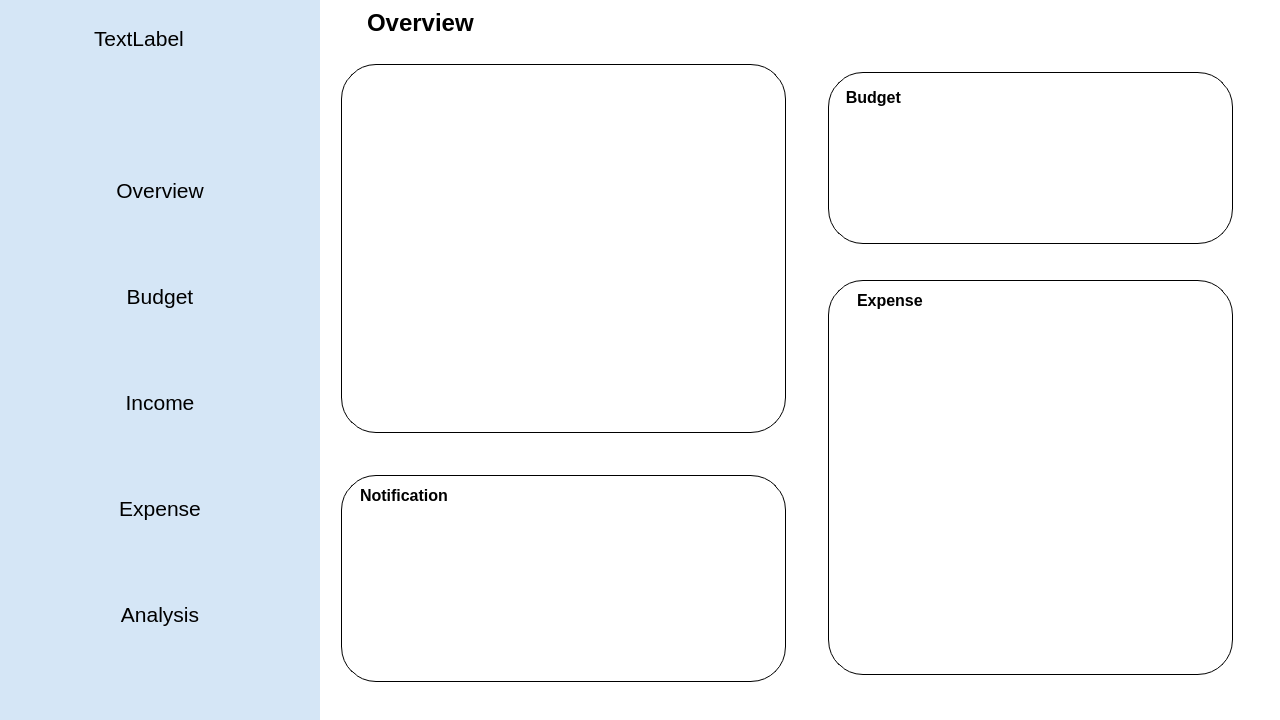
The window that moneyapp/ui/raw/Mono.ui (nemo984/money-app) describes before a commit, drawn with Qt 5.
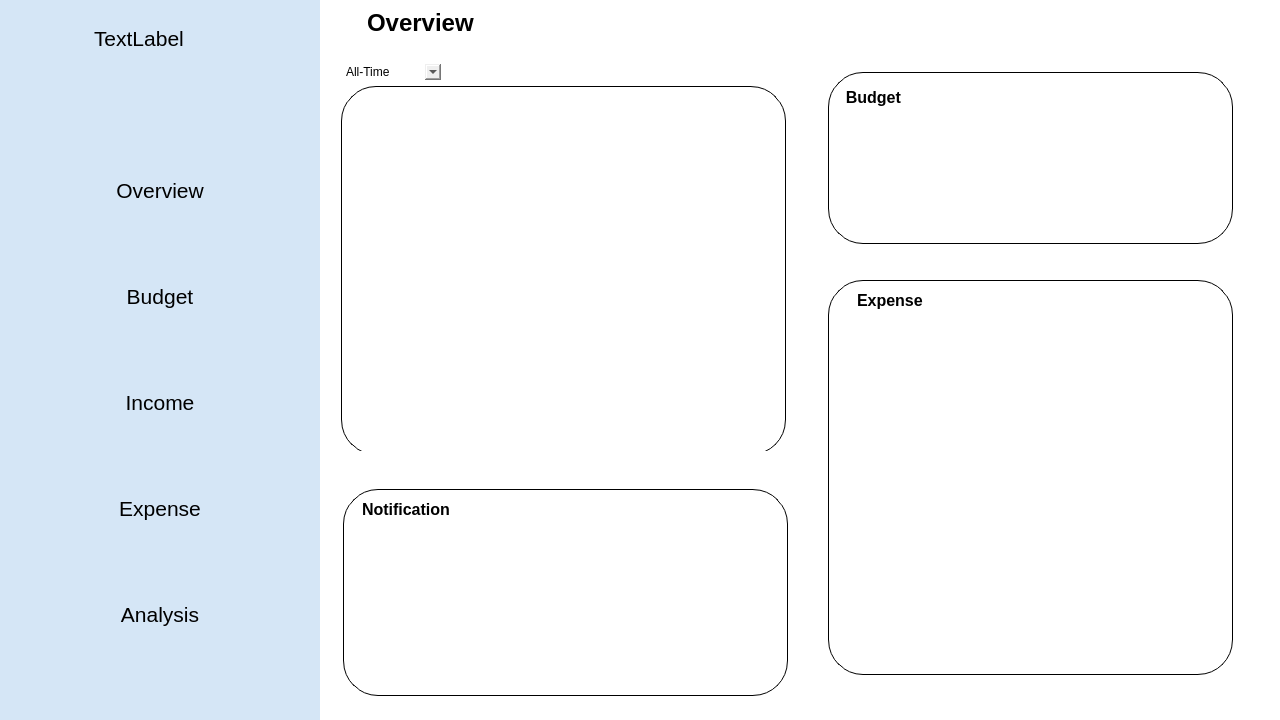
The same window after the commit. Icons and pictures are not drawn.

Commit message: drop down overview

```diff
--- a/moneyapp/ui/raw/Mono.ui
+++ b/moneyapp/ui/raw/Mono.ui
@@ -502,6 +502,9 @@
             <enum>QFrame::Raised</enum>
            </property>
            <layout class="QVBoxLayout" name="verticalLayout_19">
+            <property name="bottomMargin">
+             <number>0</number>
+            </property>
             <item>
              <widget class="QWidget" name="widget_8" native="true">
               <property name="minimumSize">
@@ -517,6 +520,52 @@
                </size>
               </property>
               <layout class="QVBoxLayout" name="verticalLayout_11">
+               <item alignment="Qt::AlignLeft">
+                <widget class="QComboBox" name="comboBox">
+                 <property name="minimumSize">
+                  <size>
+                   <width>100</width>
+                   <height>0</height>
+                  </size>
+                 </property>
+                 <property name="maximumSize">
+                  <size>
+                   <width>50</width>
+                   <height>16777215</height>
+                  </size>
+                 </property>
+                 <item>
+                  <property name="text">
+                   <string>All-Time</string>
+                  </property>
+                 </item>
+                 <item>
+                  <property name="text">
+                   <string>Daily</string>
+                  </property>
+                 </item>
+                 <item>
+                  <property name="text">
+                   <string>Weekly</string>
+                  </property>
+                 </item>
+                 <item>
+                  <property name="text">
+                   <string>Monthly</string>
+                  </property>
+                 </item>
+                 <item>
+                  <property name="text">
+                   <string>Yearly</string>
+                  </property>
+                 </item>
+                 <item>
+                  <property name="text">
+                   <string/>
+                  </property>
+                 </item>
+                </widget>
+               </item>
                <item>
                 <widget class="QWidget" name="pie_widdget" native="true">
                  <property name="minimumSize">
@@ -572,9 +621,23 @@
             <enum>QFrame::Raised</enum>
            </property>
            <layout class="QVBoxLayout" name="verticalLayout_8">
+            <property name="leftMargin">
+             <number>20</number>
+            </property>
+            <property name="topMargin">
+             <number>0</number>
+            </property>
+            <property name="rightMargin">
+             <number>0</number>
+            </property>
+            <property name="bottomMargin">
+             <number>0</number>
+            </property>
             <item alignment="Qt::AlignLeft">
              <widget class="QWidget" name="widget_5" native="true">
-              <layout class="QVBoxLayout" name="verticalLayout_9">
+              <layout class="QVBoxLayout" name="verticalLayout_9"/>
+             </widget>
+            </item>
                <item>
                 <widget class="QWidget" name="Notification_widdget" native="true">
                  <property name="minimumSize">
@@ -628,9 +691,6 @@
                    </item>
                   </layout>
                  </widget>
-                </widget>
-               </item>
-              </layout>
              </widget>
             </item>
            </layout>
```
Lines whose indentation alone changed are shown as unchanged. The commit also changes 1 other file.
